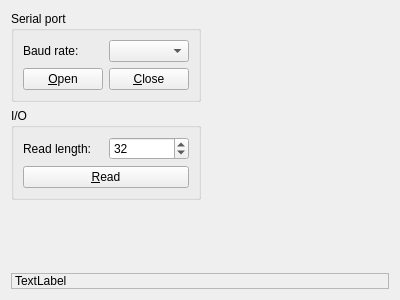
Above: plugins/serial/SerialWidget.ui from mupuf/arduide before the change. Below: the same form after it.
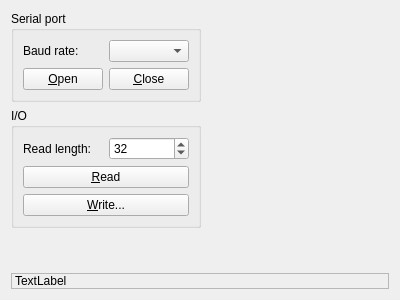
That is the form after the change. Custom widgets are drawn as their Qt base class.

Commit message: serial write dialog

```diff
--- a/plugins/serial/SerialWidget.ui
+++ b/plugins/serial/SerialWidget.ui
@@ -96,6 +96,16 @@
             </property>
            </widget>
           </item>
+          <item>
+           <widget class="QPushButton" name="writeButton">
+            <property name="text">
+             <string>&amp;Write...</string>
+            </property>
+            <property name="checkable">
+             <bool>true</bool>
+            </property>
+           </widget>
+          </item>
          </layout>
         </widget>
        </item>
```
The commit also changes 7 other files.
